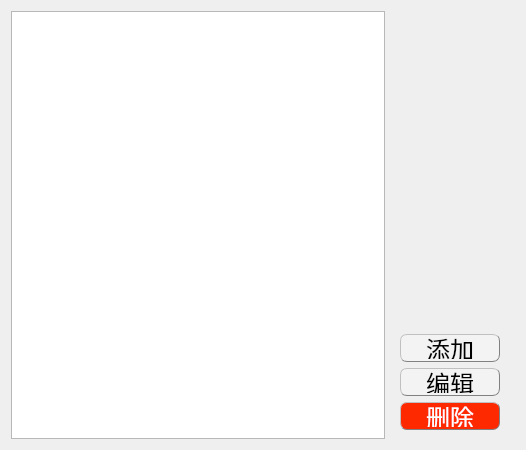
Qt form absencemanagedialog.ui (EsZHU/QtExamSystem) before a commit.
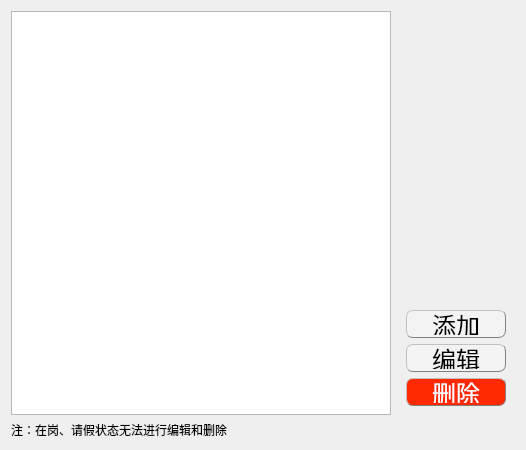
The same form after that commit.

Commit message: 完善：状态管理小字提示|搜索人员同名出现多个处室

```diff
--- a/absencemanagedialog.ui
+++ b/absencemanagedialog.ui
@@ -141,6 +141,13 @@
      </layout>
     </widget>
    </item>
+   <item row="1" column="0">
+    <widget class="QLabel" name="label">
+     <property name="text">
+      <string>注：在岗、请假状态无法进行编辑和删除</string>
+     </property>
+    </widget>
+   </item>
   </layout>
  </widget>
  <resources/>
```
The commit also changes 3 other files.
